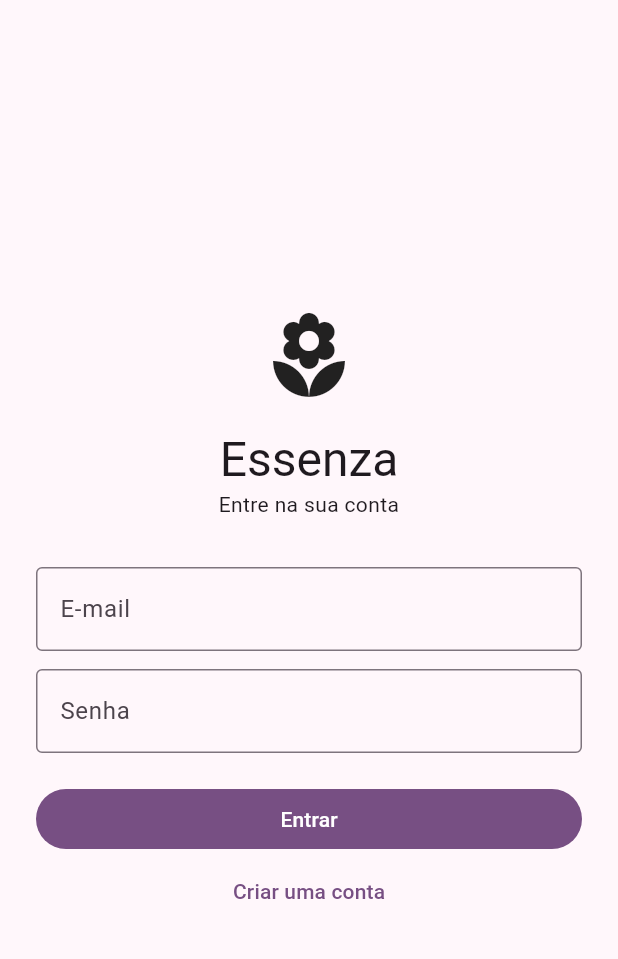
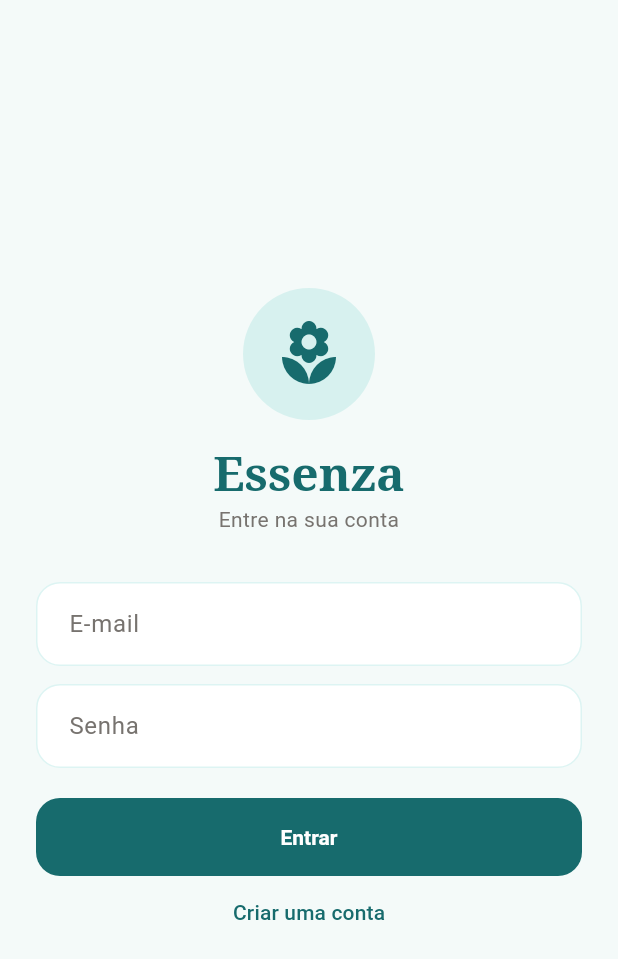
Before and after one commit to mateusblm/essenza-mobile, a Flutter app: the screen it shows after launch, on a phone screen of 412 x 824 dp. Shown: the top 959 px of the screen. Run offline on Flutter 3.47's test engine with Material 3 defaults, Android fonts, the phone set to English and light mode, and no system bars; our stand-ins replace shared_preferences.

Commit message:
feat: establish Essenza visual identity

```diff
--- a/lib/app.dart
+++ b/lib/app.dart
@@ -5,6 +5,7 @@ import 'catalog/data/catalog_repository.dart';
 import 'diary/data/diary_repository.dart';
 import 'core/network/api_client.dart';
 import 'core/storage/token_store.dart';
+import 'core/theme/app_theme.dart';
 import 'home/home_page.dart';
 
 class EssenzaApp extends StatefulWidget {
@@ -44,7 +45,7 @@ class _EssenzaAppState extends State<EssenzaApp> {
     return MaterialApp(
       title: 'Essenza',
       debugShowCheckedModeBanner: false,
-      theme: ThemeData(colorScheme: ColorScheme.fromSeed(seedColor: const Color(0xFF7B4B8A)), useMaterial3: true),
+      theme: EssenzaTheme.light(),
       home: _loading
           ? const Scaffold(body: Center(child: CircularProgressIndicator()))
           : _authenticated
--- a/lib/auth/presentation/login_page.dart
+++ b/lib/auth/presentation/login_page.dart
@@ -1,5 +1,6 @@
 import 'package:flutter/material.dart';
 import '../../core/network/api_client.dart';
+import '../../core/theme/app_theme.dart';
 import '../data/auth_repository.dart';
 
 class LoginPage extends StatefulWidget {
@@ -38,7 +39,15 @@ class _LoginPageState extends State<LoginPage> {
     body: SafeArea(child: Center(child: SingleChildScrollView(padding: const EdgeInsets.all(24), child: ConstrainedBox(constraints: const BoxConstraints(maxWidth: 420), child: Form(
       key: _formKey,
       child: Column(crossAxisAlignment: CrossAxisAlignment.stretch, children: [
-        const Icon(Icons.local_florist, size: 64), const SizedBox(height: 16),
+        Container(
+          width: 88,
+          height: 88,
+          decoration: BoxDecoration(
+            color: EssenzaColors.ocean.withValues(alpha: 0.18),
+            shape: BoxShape.circle,
+          ),
+          child: const Icon(Icons.local_florist, size: 48, color: EssenzaColors.deepOcean),
+        ), const SizedBox(height: 16),
         Text('Essenza', textAlign: TextAlign.center, style: Theme.of(context).textTheme.headlineLarge),
         Text(_register ? 'Crie sua conta' : 'Entre na sua conta', textAlign: TextAlign.center), const SizedBox(height: 32),
         if (_register) TextFormField(controller: _name, decoration: const InputDecoration(labelText: 'Nome', border: OutlineInputBorder()), validator: (v) => v == null || v.trim().isEmpty ? 'Informe seu nome' : null),
--- /dev/null
+++ b/lib/core/theme/app_theme.dart
@@ -0,0 +1,113 @@
+import 'package:flutter/material.dart';
+
+abstract final class EssenzaColors {
+  static const ocean = Color(0xFF55C9C2);
+  static const deepOcean = Color(0xFF176B6D);
+  static const softBackground = Color(0xFFF4FAF9);
+  static const warmGray = Color(0xFF77736F);
+}
+
+abstract final class EssenzaTheme {
+  static ThemeData light() {
+    final scheme = ColorScheme.fromSeed(
+      seedColor: EssenzaColors.deepOcean,
+      brightness: Brightness.light,
+    ).copyWith(
+      primary: EssenzaColors.deepOcean,
+      onPrimary: Colors.white,
+      secondary: EssenzaColors.ocean,
+      onSecondary: EssenzaColors.deepOcean,
+      surface: Colors.white,
+    );
+
+    final textTheme = ThemeData.light().textTheme;
+
+    return ThemeData(
+      useMaterial3: true,
+      colorScheme: scheme,
+      scaffoldBackgroundColor: EssenzaColors.softBackground,
+      fontFamily: 'sans-serif',
+      textTheme: textTheme.copyWith(
+        headlineLarge: textTheme.headlineLarge?.copyWith(
+          fontFamily: 'serif',
+          fontWeight: FontWeight.w600,
+          color: EssenzaColors.deepOcean,
+        ),
+        headlineSmall: textTheme.headlineSmall?.copyWith(
+          fontFamily: 'serif',
+          fontWeight: FontWeight.w600,
+          color: EssenzaColors.deepOcean,
+        ),
+        titleLarge: textTheme.titleLarge?.copyWith(
+          fontWeight: FontWeight.w700,
+          color: EssenzaColors.deepOcean,
+        ),
+        bodyMedium: textTheme.bodyMedium?.copyWith(
+          color: EssenzaColors.warmGray,
+        ),
+      ),
+      appBarTheme: const AppBarTheme(
+        backgroundColor: Colors.white,
+        foregroundColor: EssenzaColors.deepOcean,
+        centerTitle: false,
+        elevation: 0,
+        scrolledUnderElevation: 1,
+      ),
+      cardTheme: CardThemeData(
+        color: Colors.white,
+        elevation: 0,
+        margin: const EdgeInsets.symmetric(horizontal: 16, vertical: 6),
+        shape: RoundedRectangleBorder(
+          borderRadius: BorderRadius.circular(18),
+          side: BorderSide(color: EssenzaColors.ocean.withValues(alpha: 0.18)),
+        ),
+      ),
+      inputDecorationTheme: InputDecorationTheme(
+        filled: true,
+        fillColor: Colors.white,
+        contentPadding: const EdgeInsets.symmetric(horizontal: 18, vertical: 16),
+        border: OutlineInputBorder(
+          borderRadius: BorderRadius.circular(16),
+          borderSide: BorderSide.none,
+        ),
+        enabledBorder: OutlineInputBorder(
+          borderRadius: BorderRadius.circular(16),
+          borderSide: BorderSide(color: EssenzaColors.ocean.withValues(alpha: 0.2)),
+        ),
+        focusedBorder: OutlineInputBorder(
+          borderRadius: BorderRadius.circular(16),
+          borderSide: const BorderSide(color: EssenzaColors.deepOcean, width: 1.5),
+        ),
+        labelStyle: const TextStyle(color: EssenzaColors.warmGray),
+      ),
+      filledButtonTheme: FilledButtonThemeData(
+        style: FilledButton.styleFrom(
+          minimumSize: const Size.fromHeight(52),
+          shape: RoundedRectangleBorder(borderRadius: BorderRadius.circular(16)),
+          textStyle: const TextStyle(fontWeight: FontWeight.w700),
+        ),
+      ),
+      outlinedButtonTheme: OutlinedButtonThemeData(
+        style: OutlinedButton.styleFrom(
+          minimumSize: const Size.fromHeight(52),
+          side: const BorderSide(color: EssenzaColors.deepOcean),
+          shape: RoundedRectangleBorder(borderRadius: BorderRadius.circular(16)),
+        ),
+      ),
+      navigationBarTheme: NavigationBarThemeData(
+        backgroundColor: Colors.white,
+        indicatorColor: EssenzaColors.ocean.withValues(alpha: 0.28),
+        labelTextStyle: WidgetStateProperty.all(
+          const TextStyle(fontWeight: FontWeight.w600),
+        ),
+      ),
+      snackBarTheme: SnackBarThemeData(
+        behavior: SnackBarBehavior.floating,
+        shape: RoundedRectangleBorder(borderRadius: BorderRadius.circular(14)),
+      ),
+      progressIndicatorTheme: const ProgressIndicatorThemeData(
+        color: EssenzaColors.deepOcean,
+      ),
+    );
+  }
+}
```
